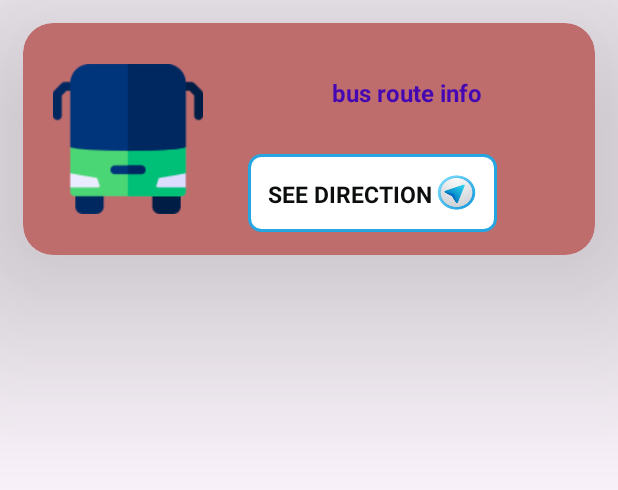
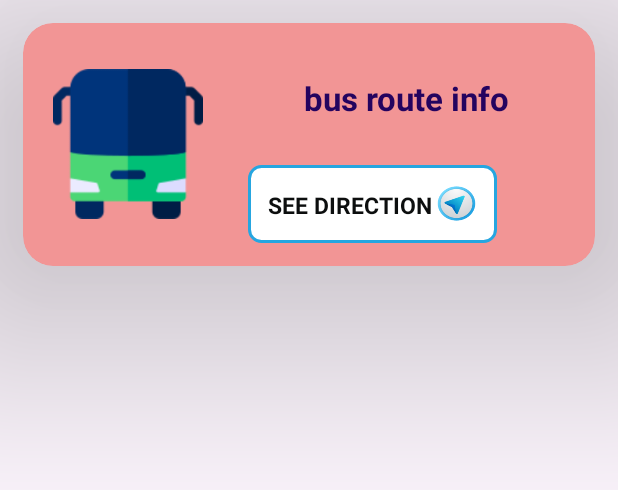
Before and after one commit to SathishVBL/VelBus_final, an Android app: the layout route_of_bus.xml on its own in the app's theme, with its tools: preview values and no code run, on a phone screen of 412 x 824 dp. Shown: the top 490 px of the screen. Run offline under Robolectric (Android 15) with nearby library versions, the phone set to English and light mode, and no system bars; network calls fail.

Commit message:
this is my first project

```diff
--- a/app/src/main/res/layout/activity_bus_info.xml
+++ b/app/src/main/res/layout/activity_bus_info.xml
@@ -43,6 +43,7 @@
             android:layout_height="wrap_content"
             android:layout_weight="1"
             android:text="@string/source_place"
+            android:textStyle="bold"
             android:gravity="center"
             android:textSize="18sp"
             android:textColor="#F9F9F9"
@@ -64,6 +65,7 @@
             android:layout_height="wrap_content"
             android:layout_weight="1"
             android:text="@string/destination_place"
+            android:textStyle="bold"
             android:gravity="center"
             android:textSize="18sp"
             android:textColor="#F9F9F9"
--- a/app/src/main/res/layout/route_of_bus.xml
+++ b/app/src/main/res/layout/route_of_bus.xml
@@ -7,7 +7,7 @@
     android:layout_width="match_parent"
     app:cardCornerRadius="20sp"
     app:cardElevation="100sp"
-    app:cardBackgroundColor="#BF6C6C"
+    app:cardBackgroundColor="#F29595"
     android:layout_margin="15sp"
     >
     <RelativeLayout
@@ -35,9 +35,9 @@
             android:padding="10sp"
             android:text="@string/bus_route_info"
             android:textAlignment="center"
-            android:textColor="#4507B3"
+            android:textColor="#24035F"
             android:textStyle="bold"
-            android:textSize="16sp" />
+            android:textSize="22sp" />
 
 
         <RelativeLayout
```
